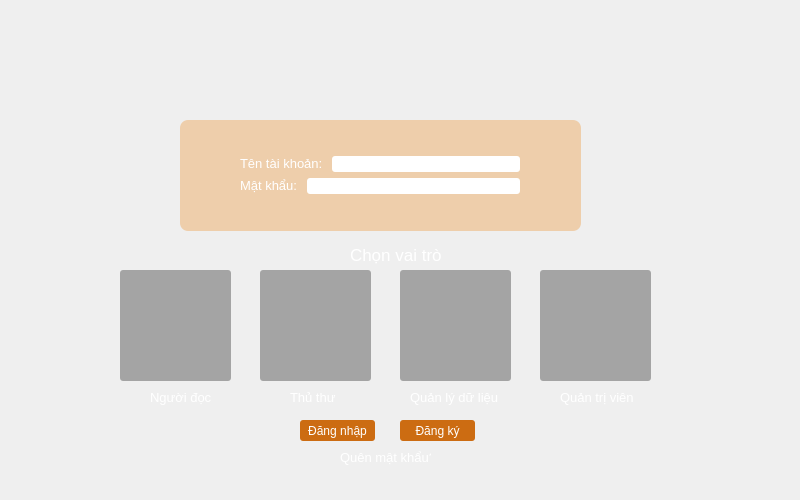
Old version of the form LIBPRO/LIBPRO.ui in the repository DevilTitan/DevilTitan-LIBPRO.
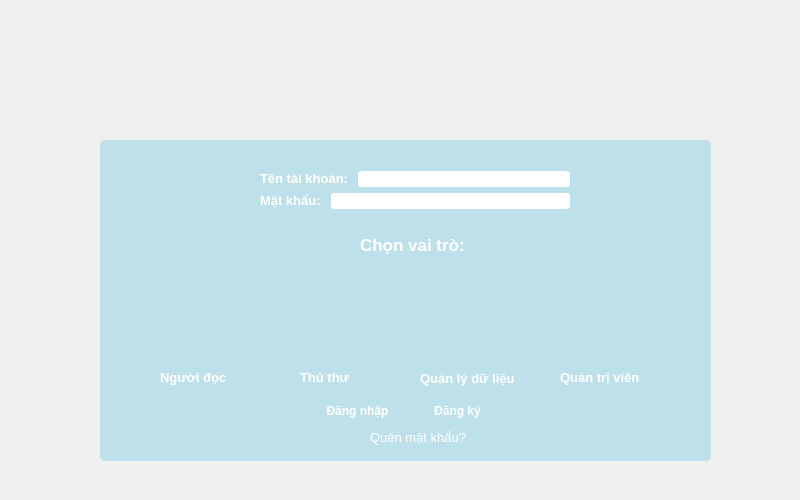
New version of the form. Icons and pictures are not drawn.

Commit message: thay doi giao dien login

Patch:
```diff
--- a/LIBPRO/LIBPRO.ui
+++ b/LIBPRO/LIBPRO.ui
@@ -44,17 +44,18 @@
   <property name="styleSheet">
    <string notr="true">#centralWidget{
 box-shadow: 10px 10px 5px #888888;
-border-image: url(:/appscreen/Resources/appscreen/login-background.png);
+border-image: url(:/appscreen/Resources/appscreen/background.png);
+
 }
 #userForm
 {
-background: rgba(237, 133, 23, 80);
+color: rgba(74, 252, 255,80);
 border-radius: 8px;
 }
+
 QPushButton
 {
 color: white;
-background-color: #cc6c12;
 border-radius: 3px;
 }
 QLineEdit{
@@ -76,12 +77,372 @@
    <property name="styleSheet">
     <string notr="true"/>
    </property>
+   <widget class="QFrame" name="frame">
+    <property name="geometry">
+     <rect>
+      <x>100</x>
+      <y>140</y>
+      <width>611</width>
+      <height>321</height>
+     </rect>
+    </property>
+    <property name="styleSheet">
+     <string notr="true">#frame{
+background-color: rgba(73, 189, 221,0.3);
+border-radius: 5px;
+}
+</string>
+    </property>
+    <property name="frameShape">
+     <enum>QFrame::StyledPanel</enum>
+    </property>
+    <property name="frameShadow">
+     <enum>QFrame::Raised</enum>
+    </property>
+    <widget class="QWidget" name="userForm" native="true">
+     <property name="geometry">
+      <rect>
+       <x>100</x>
+       <y>10</y>
+       <width>431</width>
+       <height>80</height>
+      </rect>
+     </property>
+     <property name="styleSheet">
+      <string notr="true"/>
+     </property>
+     <layout class="QVBoxLayout" name="verticalLayout">
+      <property name="leftMargin">
+       <number>10</number>
+      </property>
+      <item>
+       <layout class="QHBoxLayout" name="horizontalLayout">
+        <property name="leftMargin">
+         <number>50</number>
+        </property>
+        <property name="topMargin">
+         <number>10</number>
+        </property>
+        <property name="rightMargin">
+         <number>50</number>
+        </property>
+        <item>
+         <widget class="QLabel" name="userNameLabel">
+          <property name="styleSheet">
+           <string notr="true">font: 10pt&quot;Segoe UI&quot;;
+font-weight:600;</string>
+          </property>
+          <property name="text">
+           <string>&lt;html&gt;&lt;head/&gt;&lt;body&gt;&lt;p&gt;&lt;span style=&quot; font-size:10pt; color:#ffffff;&quot;&gt;Tên tài khoản: &lt;/span&gt;&lt;/p&gt;&lt;/body&gt;&lt;/html&gt;</string>
+          </property>
+         </widget>
+        </item>
+        <item>
+         <widget class="QLineEdit" name="userNameLineEdit">
+          <property name="sizePolicy">
+           <sizepolicy hsizetype="Expanding" vsizetype="Fixed">
+            <horstretch>0</horstretch>
+            <verstretch>0</verstretch>
+           </sizepolicy>
+          </property>
+          <property name="minimumSize">
+           <size>
+            <width>5</width>
+            <height>0</height>
+           </size>
+          </property>
+         </widget>
+        </item>
+       </layout>
+      </item>
+      <item>
+       <layout class="QHBoxLayout" name="horizontalLayout_2">
+        <property name="leftMargin">
+         <number>50</number>
+        </property>
+        <property name="rightMargin">
+         <number>50</number>
+        </property>
+        <property name="bottomMargin">
+         <number>10</number>
+        </property>
+        <item>
+         <widget class="QLabel" name="passwordLabel">
+          <property name="styleSheet">
+           <string notr="true">font: 10pt&quot;Segoe UI&quot;;
+font-weight:600;</string>
+          </property>
+          <property name="text">
+           <string>&lt;html&gt;&lt;head/&gt;&lt;body&gt;&lt;p&gt;&lt;span style=&quot; font-size:10pt; color:#ffffff;&quot;&gt;Mật khẩu: &lt;/span&gt;&lt;/p&gt;&lt;/body&gt;&lt;/html&gt;</string>
+          </property>
+         </widget>
+        </item>
+        <item>
+         <widget class="QLineEdit" name="passwordLineEdit">
+          <property name="echoMode">
+           <enum>QLineEdit::Password</enum>
+          </property>
+         </widget>
+        </item>
+       </layout>
+      </item>
+     </layout>
+    </widget>
+    <widget class="QPushButton" name="readerAccess">
+     <property name="geometry">
+      <rect>
+       <x>50</x>
+       <y>130</y>
+       <width>91</width>
+       <height>91</height>
+      </rect>
+     </property>
+     <property name="sizePolicy">
+      <sizepolicy hsizetype="Fixed" vsizetype="Fixed">
+       <horstretch>0</horstretch>
+       <verstretch>0</verstretch>
+      </sizepolicy>
+     </property>
+     <property name="styleSheet">
+      <string notr="true">#readerAccess{
+border-image: url(:/icon/Resources/icon/reader.png);
+}
+
+
+</string>
+     </property>
+     <property name="text">
+      <string/>
+     </property>
+     <property name="icon">
+      <iconset resource="LIBPRO.qrc">
+       <normaloff>:/icon/Resources/icon/reader.png</normaloff>:/icon/Resources/icon/reader.png</iconset>
+     </property>
+     <property name="iconSize">
+      <size>
+       <width>3</width>
+       <height>3</height>
+      </size>
+     </property>
+    </widget>
+    <widget class="QPushButton" name="librarianAccess">
+     <property name="geometry">
+      <rect>
+       <x>180</x>
+       <y>130</y>
+       <width>91</width>
+       <height>91</height>
+      </rect>
+     </property>
+     <property name="styleSheet">
+      <string notr="true">#librarianAccess{
+	border-image: url(:/icon/Resources/icon/librarian.png);
+}
+</string>
+     </property>
+     <property name="text">
+      <string/>
+     </property>
+     <property name="icon">
+      <iconset resource="LIBPRO.qrc">
+       <normaloff>:/icon/Resources/icon/librarian.png</normaloff>:/icon/Resources/icon/librarian.png</iconset>
+     </property>
+    </widget>
+    <widget class="QLabel" name="readerLabel">
+     <property name="geometry">
+      <rect>
+       <x>60</x>
+       <y>230</y>
+       <width>71</width>
+       <height>16</height>
+      </rect>
+     </property>
+     <property name="styleSheet">
+      <string notr="true">font: 10pt&quot;Segoe UI&quot;;
+font-weight:600;</string>
+     </property>
+     <property name="text">
+      <string>&lt;html&gt;&lt;head/&gt;&lt;body&gt;&lt;p&gt;&lt;span style=&quot; font-size:10pt; color:#ffffff;&quot;&gt;Người đọc&lt;/span&gt;&lt;/p&gt;&lt;/body&gt;&lt;/html&gt;</string>
+     </property>
+    </widget>
+    <widget class="QLabel" name="librarianLabel">
+     <property name="geometry">
+      <rect>
+       <x>200</x>
+       <y>230</y>
+       <width>51</width>
+       <height>16</height>
+      </rect>
+     </property>
+     <property name="styleSheet">
+      <string notr="true">font: 10pt&quot;Segoe UI&quot;;
+font-weight:600;</string>
+     </property>
+     <property name="text">
+      <string>&lt;html&gt;&lt;head/&gt;&lt;body&gt;&lt;p&gt;&lt;span style=&quot; font-size:10pt; color:#ffffff;&quot;&gt;Thủ thư&lt;/span&gt;&lt;/p&gt;&lt;/body&gt;&lt;/html&gt;</string>
+     </property>
+    </widget>
+    <widget class="QPushButton" name="dataProcessorAccess">
+     <property name="geometry">
+      <rect>
+       <x>320</x>
+       <y>130</y>
+       <width>91</width>
+       <height>91</height>
+      </rect>
+     </property>
+     <property name="sizePolicy">
+      <sizepolicy hsizetype="Fixed" vsizetype="Fixed">
+       <horstretch>0</horstretch>
+       <verstretch>0</verstretch>
+      </sizepolicy>
+     </property>
+     <property name="styleSheet">
+      <string notr="true">#dataProcessorAccess{
+	border-image: url(:/icon/Resources/icon/dataProcessor.png);
+}
+</string>
+     </property>
+     <property name="text">
+      <string/>
+     </property>
+    </widget>
+    <widget class="QLabel" name="databaseLabel">
+     <property name="geometry">
+      <rect>
+       <x>320</x>
+       <y>230</y>
+       <width>101</width>
+       <height>17</height>
+      </rect>
+     </property>
+     <property name="styleSheet">
+      <string notr="true">font: 10pt&quot;Segoe UI&quot;;
+font-weight:600;</string>
+     </property>
+     <property name="text">
+      <string>&lt;html&gt;&lt;head/&gt;&lt;body&gt;&lt;p&gt;&lt;span style=&quot; font-size:10pt; color:#ffffff;&quot;&gt;Quản lý dữ liệu&lt;/span&gt;&lt;/p&gt;&lt;/body&gt;&lt;/html&gt;</string>
+     </property>
+    </widget>
+    <widget class="QPushButton" name="administratorAccess">
+     <property name="geometry">
+      <rect>
+       <x>450</x>
+       <y>130</y>
+       <width>91</width>
+       <height>91</height>
+      </rect>
+     </property>
+     <property name="sizePolicy">
+      <sizepolicy hsizetype="Fixed" vsizetype="Fixed">
+       <horstretch>0</horstretch>
+       <verstretch>0</verstretch>
+      </sizepolicy>
+     </property>
+     <property name="styleSheet">
+      <string notr="true">#administratorAccess{
+	border-image: url(:/icon/Resources/icon/administrator.png);
+}
+</string>
+     </property>
+     <property name="text">
+      <string/>
+     </property>
+    </widget>
+    <widget class="QLabel" name="administratorLabel">
+     <property name="geometry">
+      <rect>
+       <x>460</x>
+       <y>230</y>
+       <width>81</width>
+       <height>16</height>
+      </rect>
+     </property>
+     <property name="styleSheet">
+      <string notr="true">font: 10pt&quot;Segoe UI&quot;;
+font-weight:600;</string>
+     </property>
+     <property name="text">
+      <string>&lt;html&gt;&lt;head/&gt;&lt;body&gt;&lt;p&gt;&lt;span style=&quot; font-size:10pt; color:#ffffff;&quot;&gt;Quản trị viên&lt;/span&gt;&lt;/p&gt;&lt;/body&gt;&lt;/html&gt;</string>
+     </property>
+    </widget>
+    <widget class="QLabel" name="roleLabel">
+     <property name="geometry">
+      <rect>
+       <x>260</x>
+       <y>90</y>
+       <width>111</width>
+       <height>31</height>
+      </rect>
+     </property>
+     <property name="styleSheet">
+      <string notr="true">#roleLabel{
+font: 10pt&quot;Segoe UI&quot;;
+font-weight:600;
+}</string>
+     </property>
+     <property name="text">
+      <string>&lt;html&gt;&lt;head/&gt;&lt;body&gt;&lt;p&gt;&lt;span style=&quot; font-size:13pt; color:#ffffff;&quot;&gt;Chọn vai trò:&lt;/span&gt;&lt;/p&gt;&lt;/body&gt;&lt;/html&gt;</string>
+     </property>
+    </widget>
+    <widget class="QPushButton" name="loginButton">
+     <property name="geometry">
+      <rect>
+       <x>220</x>
+       <y>260</y>
+       <width>75</width>
+       <height>21</height>
+      </rect>
+     </property>
+     <property name="styleSheet">
+      <string notr="true">font: 10pt&quot;Segoe UI&quot;;
+font-weight:600;</string>
+     </property>
+     <property name="text">
+      <string>Đăng nhập</string>
+     </property>
+    </widget>
+    <widget class="QPushButton" name="signUpButton">
+     <property name="geometry">
+      <rect>
+       <x>320</x>
+       <y>260</y>
+       <width>75</width>
+       <height>21</height>
+      </rect>
+     </property>
+     <property name="styleSheet">
+      <string notr="true">font: 10pt&quot;Segoe UI&quot;;
+font-weight:600;</string>
+     </property>
+     <property name="text">
+      <string>Đăng ký</string>
+     </property>
+    </widget>
+    <widget class="QLabel" name="label">
+     <property name="geometry">
+      <rect>
+       <x>270</x>
+       <y>290</y>
+       <width>101</width>
+       <height>16</height>
+      </rect>
+     </property>
+     <property name="styleSheet">
+      <string notr="true">font: 10pt&quot;Segoe UI&quot;;
+</string>
+     </property>
+     <property name="text">
+      <string>&lt;html&gt;&lt;head/&gt;&lt;body&gt;&lt;p&gt;&lt;span style=&quot; font-size:10pt; color:#ffffff;&quot;&gt;Quên mật khẩu?&lt;/span&gt;&lt;/p&gt;&lt;/body&gt;&lt;/html&gt;</string>
+     </property>
+    </widget>
+   </widget>
    <widget class="QLabel" name="loginLogo">
     <property name="geometry">
      <rect>
       <x>300</x>
       <y>60</y>
-      <width>201</width>
+      <width>211</width>
       <height>41</height>
      </rect>
     </property>
@@ -103,6 +464,9 @@
       <height>100</height>
      </size>
     </property>
+    <property name="styleSheet">
+     <string notr="true"/>
+    </property>
     <property name="text">
      <string/>
     </property>
@@ -113,309 +477,6 @@
      <bool>true</bool>
     </property>
    </widget>
-   <widget class="QPushButton" name="loginButton">
-    <property name="geometry">
-     <rect>
-      <x>300</x>
-      <y>420</y>
-      <width>75</width>
-      <height>21</height>
-     </rect>
-    </property>
-    <property name="styleSheet">
-     <string notr="true"/>
-    </property>
-    <property name="text">
-     <string>Đăng nhập</string>
-    </property>
-   </widget>
-   <widget class="QPushButton" name="signUpButton">
-    <property name="geometry">
-     <rect>
-      <x>400</x>
-      <y>420</y>
-      <width>75</width>
-      <height>21</height>
-     </rect>
-    </property>
-    <property name="styleSheet">
-     <string notr="true"/>
-    </property>
-    <property name="text">
-     <string>Đăng ký</string>
-    </property>
-   </widget>
-   <widget class="QLabel" name="label">
-    <property name="geometry">
-     <rect>
-      <x>340</x>
-      <y>450</y>
-      <width>91</width>
-      <height>16</height>
-     </rect>
-    </property>
-    <property name="text">
-     <string>&lt;html&gt;&lt;head/&gt;&lt;body&gt;&lt;p&gt;&lt;span style=&quot; font-size:10pt; color:#ffffff;&quot;&gt;Quên mật khẩu?&lt;/span&gt;&lt;/p&gt;&lt;/body&gt;&lt;/html&gt;</string>
-    </property>
-   </widget>
-   <widget class="QLabel" name="roleLabel">
-    <property name="geometry">
-     <rect>
-      <x>350</x>
-      <y>240</y>
-      <width>91</width>
-      <height>31</height>
-     </rect>
-    </property>
-    <property name="styleSheet">
-     <string notr="true">#roleLabel{
-font:75 12pt &quot;Calibri&quot;;
-}</string>
-    </property>
-    <property name="text">
-     <string>&lt;html&gt;&lt;head/&gt;&lt;body&gt;&lt;p&gt;&lt;span style=&quot; font-size:13pt; color:#ffffff;&quot;&gt;Chọn vai trò:&lt;/span&gt;&lt;/p&gt;&lt;/body&gt;&lt;/html&gt;</string>
-    </property>
-   </widget>
-   <widget class="QPushButton" name="readerAccess">
-    <property name="geometry">
-     <rect>
-      <x>120</x>
-      <y>270</y>
-      <width>111</width>
-      <height>111</height>
-     </rect>
-    </property>
-    <property name="sizePolicy">
-     <sizepolicy hsizetype="Fixed" vsizetype="Fixed">
-      <horstretch>0</horstretch>
-      <verstretch>0</verstretch>
-     </sizepolicy>
-    </property>
-    <property name="styleSheet">
-     <string notr="true">#readerAccess{
-background: rgba(0,0,0,80);
-border-image: url(:/icon/Resources/icon/reader.png);
-}
-#readerAccess:hover{
-background: rgba(255,255,255,80);
-}
-</string>
-    </property>
-    <property name="text">
-     <string/>
-    </property>
-   </widget>
-   <widget class="QPushButton" name="librarianAccess">
-    <property name="geometry">
-     <rect>
-      <x>260</x>
-      <y>270</y>
-      <width>111</width>
-      <height>111</height>
-     </rect>
-    </property>
-    <property name="styleSheet">
-     <string notr="true">#librarianAccess{
-background: rgba(0,0,0,80);
-	border-image: url(:/icon/Resources/icon/librarian.png);
-}
-#librarianAccess:hover{
-background: rgba(255,255,255,80);
-}</string>
-    </property>
-    <property name="text">
-     <string/>
-    </property>
-   </widget>
-   <widget class="QPushButton" name="dataProcessorAccess">
-    <property name="geometry">
-     <rect>
-      <x>400</x>
-      <y>270</y>
-      <width>111</width>
-      <height>111</height>
-     </rect>
-    </property>
-    <property name="sizePolicy">
-     <sizepolicy hsizetype="Fixed" vsizetype="Fixed">
-      <horstretch>0</horstretch>
-      <verstretch>0</verstretch>
-     </sizepolicy>
-    </property>
-    <property name="styleSheet">
-     <string notr="true">#dataProcessorAccess{
-background: rgba(0,0,0,80);
-	border-image: url(:/icon/Resources/icon/dataProcessor.png);
-}
-#dataProcessorAccess:hover{
-background: rgba(255,255,255,80);
-}</string>
-    </property>
-    <property name="text">
-     <string/>
-    </property>
-   </widget>
-   <widget class="QPushButton" name="administratorAccess">
-    <property name="geometry">
-     <rect>
-      <x>540</x>
-      <y>270</y>
-      <width>111</width>
-      <height>111</height>
-     </rect>
-    </property>
-    <property name="sizePolicy">
-     <sizepolicy hsizetype="Fixed" vsizetype="Fixed">
-      <horstretch>0</horstretch>
-      <verstretch>0</verstretch>
-     </sizepolicy>
-    </property>
-    <property name="styleSheet">
-     <string notr="true">#administratorAccess{
-background: rgba(0,0,0,80);
-	border-image: url(:/icon/Resources/icon/administrator.png);
-}
-#administratorAccess:hover{
-background: rgba(255,255,255,80);
-}</string>
-    </property>
-    <property name="text">
-     <string/>
-    </property>
-   </widget>
-   <widget class="QLabel" name="readerLabel">
-    <property name="geometry">
-     <rect>
-      <x>150</x>
-      <y>390</y>
-      <width>61</width>
-      <height>16</height>
-     </rect>
-    </property>
-    <property name="styleSheet">
-     <string notr="true"/>
-    </property>
-    <property name="text">
-     <string>&lt;html&gt;&lt;head/&gt;&lt;body&gt;&lt;p&gt;&lt;span style=&quot; font-size:10pt; color:#ffffff;&quot;&gt;Người đọc&lt;/span&gt;&lt;/p&gt;&lt;/body&gt;&lt;/html&gt;</string>
-    </property>
-   </widget>
-   <widget class="QLabel" name="administratorLabel">
-    <property name="geometry">
-     <rect>
-      <x>560</x>
-      <y>390</y>
-      <width>81</width>
-      <height>16</height>
-     </rect>
-    </property>
-    <property name="text">
-     <string>&lt;html&gt;&lt;head/&gt;&lt;body&gt;&lt;p&gt;&lt;span style=&quot; font-size:10pt; color:#ffffff;&quot;&gt;Quản trị viên&lt;/span&gt;&lt;/p&gt;&lt;/body&gt;&lt;/html&gt;</string>
-    </property>
-   </widget>
-   <widget class="QLabel" name="databaseLabel">
-    <property name="geometry">
-     <rect>
-      <x>410</x>
-      <y>390</y>
-      <width>91</width>
-      <height>16</height>
-     </rect>
-    </property>
-    <property name="text">
-     <string>&lt;html&gt;&lt;head/&gt;&lt;body&gt;&lt;p&gt;&lt;span style=&quot; font-size:10pt; color:#ffffff;&quot;&gt;Quản lý dữ liệu&lt;/span&gt;&lt;/p&gt;&lt;/body&gt;&lt;/html&gt;</string>
-    </property>
-   </widget>
-   <widget class="QLabel" name="librarianLabel">
-    <property name="geometry">
-     <rect>
-      <x>290</x>
-      <y>390</y>
-      <width>51</width>
-      <height>16</height>
-     </rect>
-    </property>
-    <property name="text">
-     <string>&lt;html&gt;&lt;head/&gt;&lt;body&gt;&lt;p&gt;&lt;span style=&quot; font-size:10pt; color:#ffffff;&quot;&gt;Thủ thư&lt;/span&gt;&lt;/p&gt;&lt;/body&gt;&lt;/html&gt;</string>
-    </property>
-   </widget>
-   <widget class="QWidget" name="userForm" native="true">
-    <property name="geometry">
-     <rect>
-      <x>180</x>
-      <y>120</y>
-      <width>401</width>
-      <height>111</height>
-     </rect>
-    </property>
-    <layout class="QVBoxLayout" name="verticalLayout">
-     <property name="leftMargin">
-      <number>10</number>
-     </property>
-     <item>
-      <layout class="QHBoxLayout" name="horizontalLayout">
-       <property name="leftMargin">
-        <number>50</number>
-       </property>
-       <property name="topMargin">
-        <number>25</number>
-       </property>
-       <property name="rightMargin">
-        <number>50</number>
-       </property>
-       <item>
-        <widget class="QLabel" name="userNameLabel">
-         <property name="text">
-          <string>&lt;html&gt;&lt;head/&gt;&lt;body&gt;&lt;p&gt;&lt;span style=&quot; font-size:10pt; color:#ffffff;&quot;&gt;Tên tài khoản: &lt;/span&gt;&lt;/p&gt;&lt;/body&gt;&lt;/html&gt;</string>
-         </property>
-        </widget>
-       </item>
-       <item>
-        <widget class="QLineEdit" name="userNameLineEdit">
-         <property name="sizePolicy">
-          <sizepolicy hsizetype="Expanding" vsizetype="Fixed">
-           <horstretch>0</horstretch>
-           <verstretch>0</verstretch>
-          </sizepolicy>
-         </property>
-         <property name="minimumSize">
-          <size>
-           <width>5</width>
-           <height>0</height>
-          </size>
-         </property>
-        </widget>
-       </item>
-      </layout>
-     </item>
-     <item>
-      <layout class="QHBoxLayout" name="horizontalLayout_2">
-       <property name="leftMargin">
-        <number>50</number>
-       </property>
-       <property name="rightMargin">
-        <number>50</number>
-       </property>
-       <property name="bottomMargin">
-        <number>25</number>
-       </property>
-       <item>
-        <widget class="QLabel" name="passwordLabel">
-         <property name="text">
-          <string>&lt;html&gt;&lt;head/&gt;&lt;body&gt;&lt;p&gt;&lt;span style=&quot; font-size:10pt; color:#ffffff;&quot;&gt;Mật khẩu: &lt;/span&gt;&lt;/p&gt;&lt;/body&gt;&lt;/html&gt;</string>
-         </property>
-        </widget>
-       </item>
-       <item>
-        <widget class="QLineEdit" name="passwordLineEdit">
-         <property name="echoMode">
-          <enum>QLineEdit::Password</enum>
-         </property>
-        </widget>
-       </item>
-      </layout>
-     </item>
-    </layout>
-   </widget>
   </widget>
  </widget>
  <layoutdefault spacing="6" margin="11"/>
```
Left out of the diff: 5 changed lines with no effect on the pictures. The commit also changes 57 other files.
